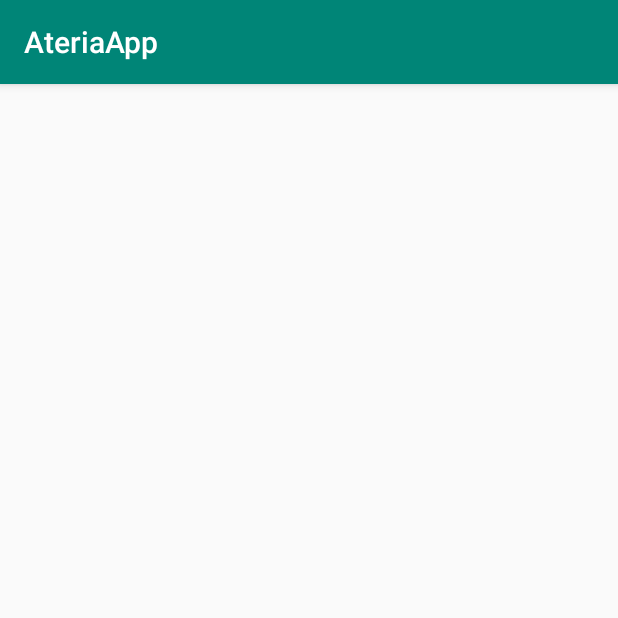
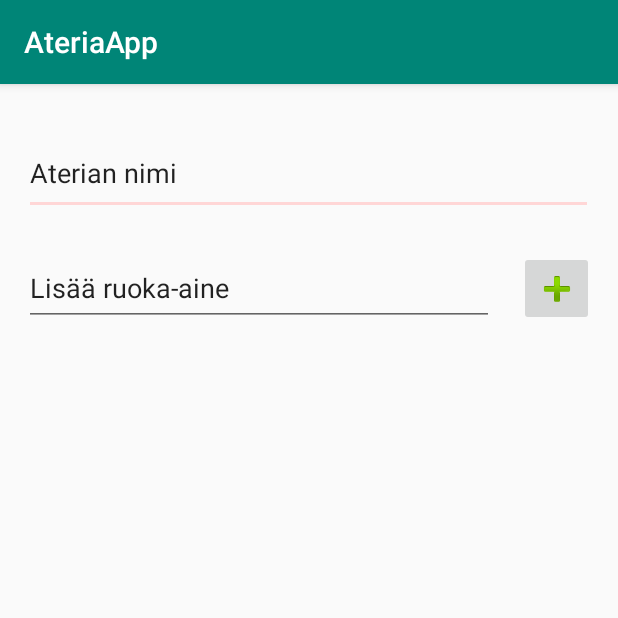
Before and after one commit to Ruon1s/AteriaApp, an Android app: the lisaaAteria screen opened directly, with no data from a screen before it, on a phone screen of 412 x 824 dp, the top half of it. Run offline under Robolectric (Android 15) with nearby library versions, the phone set to English and light mode, and no system bars.

Commit message:
V.0.0.0.01

```diff
--- a/app/build.gradle
+++ b/app/build.gradle
@@ -25,4 +25,5 @@ dependencies {
     testImplementation 'junit:junit:4.12'
     androidTestImplementation 'androidx.test:runner:1.1.0-alpha4'
     androidTestImplementation 'androidx.test.espresso:espresso-core:3.1.0-alpha4'
+    implementation 'com.google.android.material:material:1.0.0'
 }
--- a/app/src/main/java/com/example/ateriaapp/MainActivity.java
+++ b/app/src/main/java/com/example/ateriaapp/MainActivity.java
@@ -18,6 +18,10 @@ public class MainActivity extends AppCompatActivity {
         Log.d("aa", "date on" + date);
         super.onCreate(savedInstanceState);
         setContentView(R.layout.activity_main);
+
+
     }
 
+
+
 }
--- a/app/src/main/res/layout/activity_lisaa_ateria.xml
+++ b/app/src/main/res/layout/activity_lisaa_ateria.xml
@@ -2,8 +2,55 @@
 <androidx.constraintlayout.widget.ConstraintLayout xmlns:android="http://schemas.android.com/apk/res/android"
     xmlns:app="http://schemas.android.com/apk/res-auto"
     xmlns:tools="http://schemas.android.com/tools"
+    android:id="@+id/LisaaAteria"
     android:layout_width="match_parent"
     android:layout_height="match_parent"
     tools:context=".lisaaAteria">
 
+    <EditText
+        android:id="@+id/ateriaNimi"
+        android:layout_width="379dp"
+        android:layout_height="55dp"
+        android:layout_marginStart="16dp"
+        android:layout_marginLeft="16dp"
+        android:layout_marginTop="32dp"
+        android:layout_marginEnd="16dp"
+        android:layout_marginRight="16dp"
+        android:ems="10"
+        android:inputType="textPersonName"
+        android:text="Aterian nimi"
+        app:layout_constraintEnd_toEndOf="parent"
+        app:layout_constraintHorizontal_bias="0.0"
+        app:layout_constraintStart_toStartOf="parent"
+        app:layout_constraintTop_toTopOf="parent" />
+
+    <EditText
+        android:id="@+id/ruoka_aine"
+        android:layout_width="313dp"
+        android:layout_height="50dp"
+        android:layout_marginStart="16dp"
+        android:layout_marginLeft="16dp"
+        android:layout_marginTop="24dp"
+        android:ems="10"
+        android:inputType="textPersonName"
+        android:text="Lisää ruoka-aine"
+        app:layout_constraintStart_toStartOf="parent"
+        app:layout_constraintTop_toBottomOf="@+id/ateriaNimi" />
+
+    <ImageButton
+        android:id="@+id/AddButton"
+        android:layout_width="50dp"
+        android:layout_height="50dp"
+        android:layout_marginStart="8dp"
+        android:layout_marginLeft="8dp"
+        android:layout_marginTop="24dp"
+        android:layout_marginEnd="16dp"
+        android:layout_marginRight="16dp"
+        android:onClick="lisaaAine"
+        app:layout_constraintEnd_toEndOf="parent"
+        app:layout_constraintHorizontal_bias="1.0"
+        app:layout_constraintStart_toEndOf="@+id/ruoka_aine"
+        app:layout_constraintTop_toBottomOf="@+id/ateriaNimi"
+        app:srcCompat="@android:drawable/ic_input_add" />
+
 </androidx.constraintlayout.widget.ConstraintLayout>
--- a/app/src/main/res/values/colors.xml
+++ b/app/src/main/res/values/colors.xml
@@ -2,5 +2,5 @@
 <resources>
     <color name="colorPrimary">#008577</color>
     <color name="colorPrimaryDark">#00574B</color>
-    <color name="colorAccent">#D81B60</color>
+    <color name="colorAccent">#FFD6D6</color>
 </resources>
```
Also changed, not shown: app/src/main/java/com/example/ateriaapp/lisaaAteria.java (+14 -0 lines), app/src/main/res/layout/activity_main.xml (+14 -14 lines).
